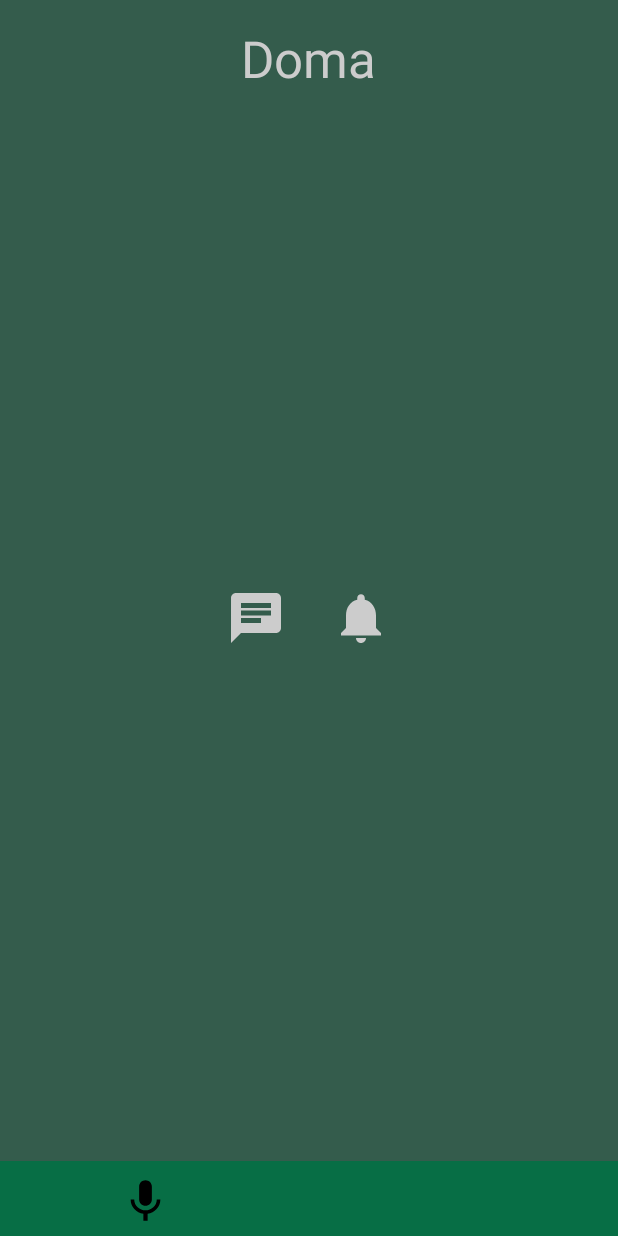
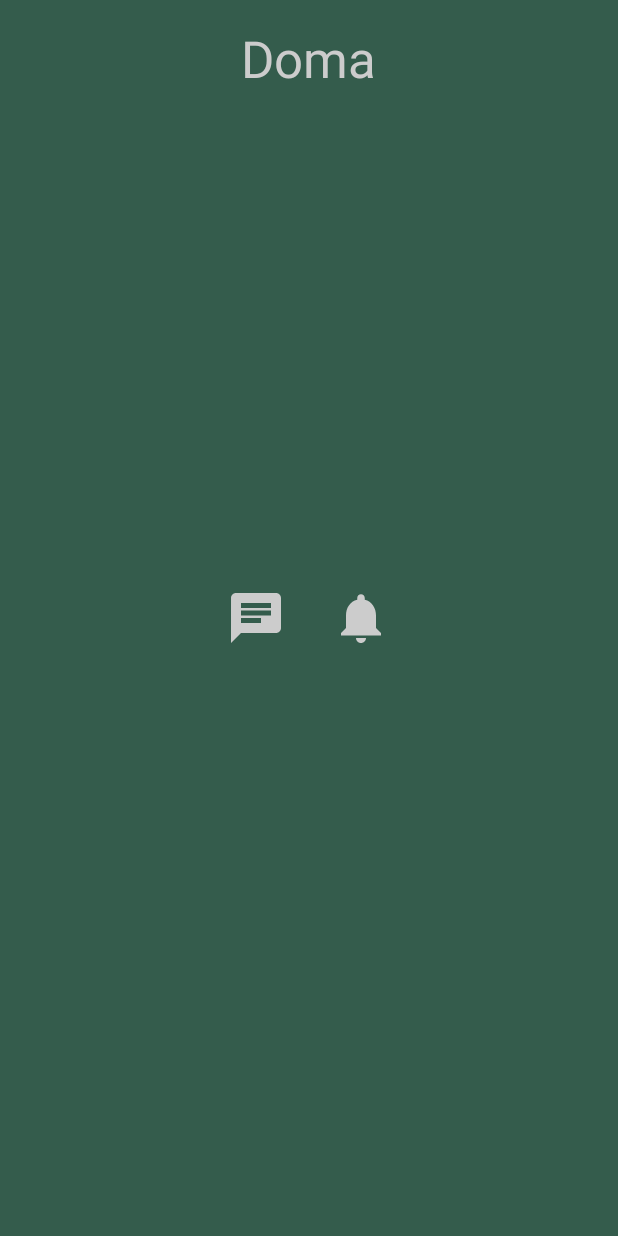
Before and after one commit to Alvimm/m4n3, an Android app: the screen it shows after launch (MainActivity), on a phone screen of 412 x 824 dp. Run offline under Robolectric (Android 15) with nearby library versions, the phone set to English and light mode, and no system bars.

Commit message:
Refactor activity_main

```diff
--- a/app/src/main/res/layout/activity_main.xml
+++ b/app/src/main/res/layout/activity_main.xml
@@ -40,19 +40,20 @@
             android:background="?android:attr/selectableItemBackground" />
     </LinearLayout>
 
-    <LinearLayout
-        android:layout_width="match_parent"
-        android:layout_height="50dp"
-        android:background="@color/secondaryBackgroundColor"
-        android:layout_alignParentBottom="true">
-    <ImageButton
-        android:id="@+id/mic_button"
-        android:layout_width="wrap_content"
-        android:layout_height="wrap_content"
-        android:layout_marginTop="10dp"
-        android:layout_marginStart="80dp"
-        android:contentDescription="@string/mic_btn"
-        android:src="@drawable/mic_icon"
-        android:background="?android:attr/selectableItemBackground"/>
-    </LinearLayout>
+
+<!--    <LinearLayout-->
+<!--        android:layout_width="match_parent"-->
+<!--        android:layout_height="50dp"-->
+<!--        android:background="@color/secondaryBackgroundColor"-->
+<!--        android:layout_alignParentBottom="true">-->
+<!--    <ImageButton-->
+<!--        android:id="@+id/mic_button"-->
+<!--        android:layout_width="wrap_content"-->
+<!--        android:layout_height="wrap_content"-->
+<!--        android:layout_marginTop="10dp"-->
+<!--        android:layout_marginStart="80dp"-->
+<!--        android:contentDescription="@string/mic_btn"-->
+<!--        android:src="@drawable/mic_icon"-->
+<!--        android:background="?android:attr/selectableItemBackground"/>-->
+<!--    </LinearLayout>-->
 </RelativeLayout>
```
